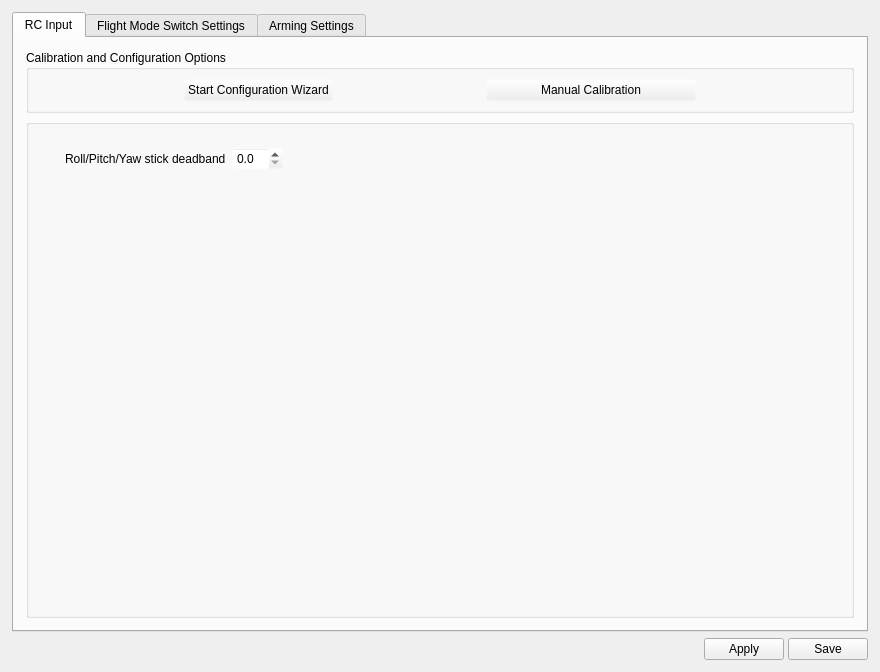
First picture: the form in ground/openpilotgcs/src/plugins/config/input.ui, repository vooon/OpenPilot, before the edit.
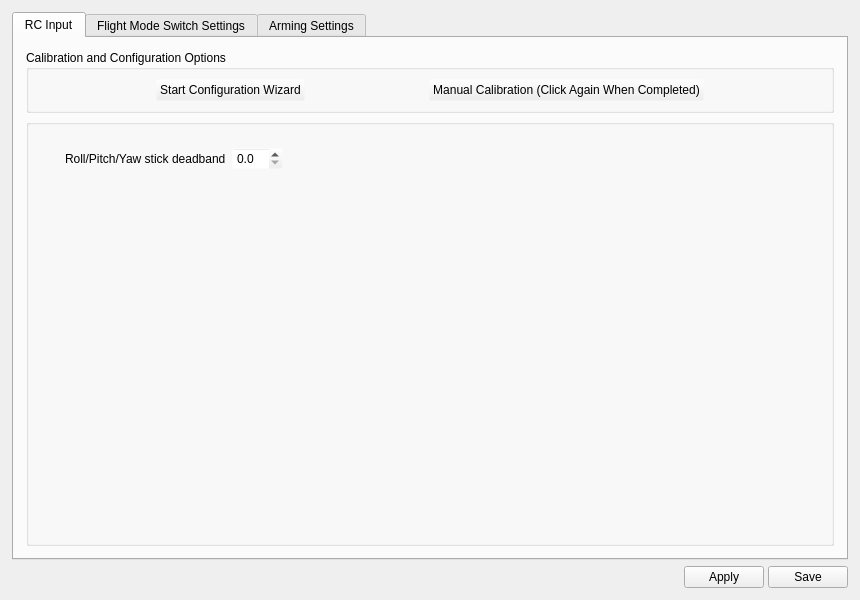
Second picture: the form after the edit. Icons and pictures are not drawn.

Commit message: Added some text so people know to click the manual config button again after they finish. I want to make this dynamic, but for now it just stops any confusion

```diff
--- a/ground/openpilotgcs/src/plugins/config/input.ui
+++ b/ground/openpilotgcs/src/plugins/config/input.ui
@@ -6,8 +6,8 @@
    <rect>
     <x>0</x>
     <y>0</y>
-    <width>880</width>
-    <height>672</height>
+    <width>860</width>
+    <height>600</height>
    </rect>
   </property>
   <property name="windowTitle">
@@ -110,8 +110,8 @@
            <rect>
             <x>0</x>
             <y>0</y>
-            <width>850</width>
-            <height>572</height>
+            <width>830</width>
+            <height>500</height>
            </rect>
           </property>
           <layout class="QGridLayout" name="gridLayout">
@@ -381,7 +381,7 @@
                  <bool>false</bool>
                 </property>
                 <property name="text">
-                 <string>Manual Calibration</string>
+                 <string>Manual Calibration (Click Again When Completed)</string>
                 </property>
                 <property name="checkable">
                  <bool>true</bool>
```
Left out of the diff: 8 changed lines with no effect on the pictures.
